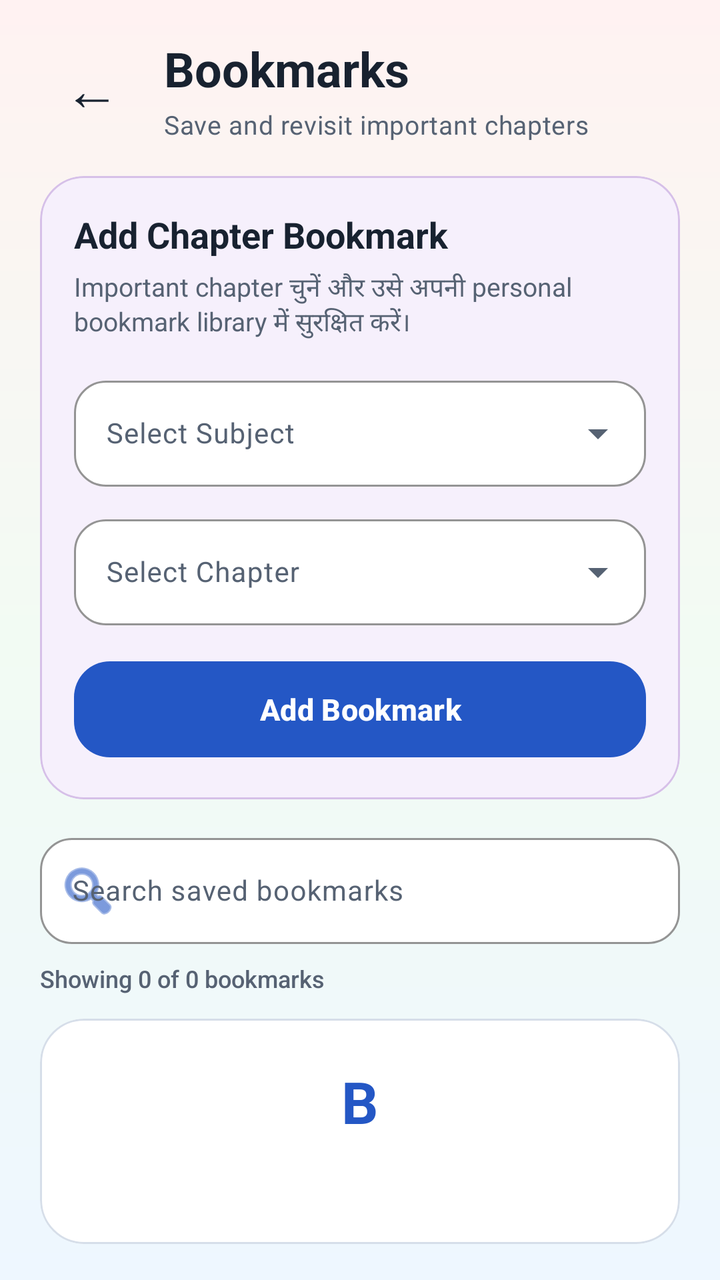
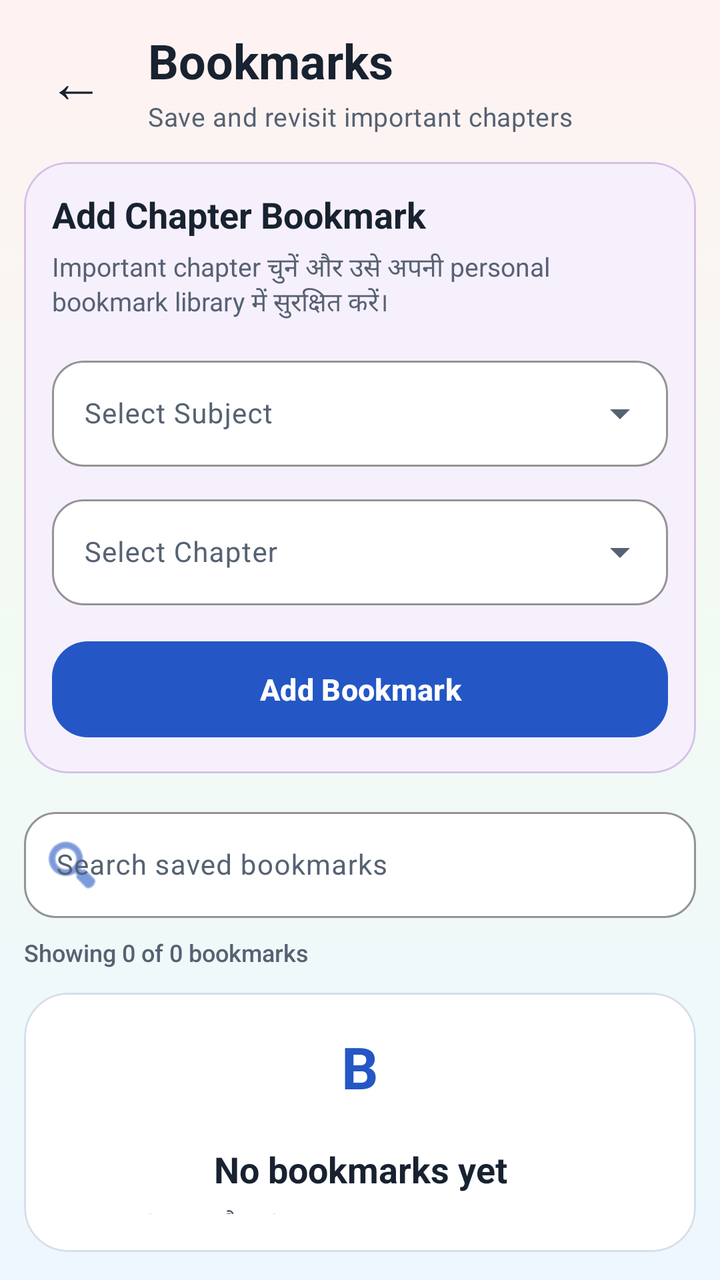

The first picture is an Android layout as it rendered before a commit; the second is the same layout after the commit. The layout source and the unified diff follow.
<!-- AndroidManifest.xml: application theme Theme.StudySaathi -->
<!-- res/layout/activity_bookmarks.xml -->
<?xml version="1.0" encoding="utf-8"?>
<androidx.coordinatorlayout.widget.CoordinatorLayout xmlns:android="http://schemas.android.com/apk/res/android"
    xmlns:app="http://schemas.android.com/apk/res-auto"
    android:id="@+id/bookmarksRoot"
    android:layout_width="match_parent"
    android:layout_height="match_parent"
    android:background="@drawable/bg_app_soft_mix">

    <LinearLayout
        android:id="@+id/contentBookmarks"
        android:layout_width="match_parent"
        android:layout_height="match_parent"
        android:orientation="vertical"
        android:paddingStart="20dp"
        android:paddingTop="18dp"
        android:paddingEnd="20dp"
        android:paddingBottom="18dp">

        <LinearLayout
            android:layout_width="match_parent"
            android:layout_height="wrap_content"
            android:gravity="center_vertical"
            android:orientation="horizontal">

            <com.google.android.material.button.MaterialButton
                android:id="@+id/buttonBack"
                style="@style/Widget.Material3.Button.TextButton"
                android:layout_width="52dp"
                android:layout_height="52dp"
                android:contentDescription="@string/back"
                android:insetLeft="0dp"
                android:insetTop="0dp"
                android:insetRight="0dp"
                android:insetBottom="0dp"
                android:minWidth="0dp"
                android:text="←"
                android:textColor="@color/ss_text_primary"
                android:textSize="28sp"
                app:cornerRadius="16dp" />

            <LinearLayout
                android:layout_width="0dp"
                android:layout_height="wrap_content"
                android:layout_marginStart="10dp"
                android:layout_weight="1"
                android:orientation="vertical">

                <TextView
                    style="@style/TextAppearance.StudySaathi.Heading"
                    android:layout_width="match_parent"
                    android:layout_height="wrap_content"
                    android:text="@string/bookmarks_title"
                    android:textSize="24sp" />

                <TextView
                    android:id="@+id/textBookmarksStudent"
                    style="@style/TextAppearance.StudySaathi.Body"
                    android:layout_width="match_parent"
                    android:layout_height="wrap_content"
                    android:layout_marginTop="3dp"
                    android:text="@string/bookmarks_subtitle"
                    android:textSize="13sp" />

            </LinearLayout>

        </LinearLayout>

        <com.google.android.material.card.MaterialCardView
            android:layout_width="match_parent"
            android:layout_height="wrap_content"
            android:layout_marginTop="17dp"
            app:cardBackgroundColor="@color/ss_purple_soft"
            app:cardCornerRadius="22dp"
            app:cardElevation="0dp"
            app:strokeColor="@color/ss_purple_border"
            app:strokeWidth="1dp">

            <LinearLayout
                android:layout_width="match_parent"
                android:layout_height="wrap_content"
                android:orientation="vertical"
                android:padding="17dp">

                <TextView
                    android:layout_width="match_parent"
                    android:layout_height="wrap_content"
                    android:fontFamily="sans-serif-rounded"
                    android:text="@string/bookmarks_add_title"
                    android:textColor="@color/ss_text_primary"
                    android:textSize="18sp"
                    android:textStyle="bold" />

                <TextView
                    android:layout_width="match_parent"
                    android:layout_height="wrap_content"
                    android:layout_marginTop="5dp"
                    android:fontFamily="sans-serif"
                    android:text="@string/bookmarks_add_description"
                    android:textColor="@color/ss_text_secondary"
                    android:textSize="13sp" />

                <com.google.android.material.textfield.TextInputLayout
                    style="@style/Widget.Material3.TextInputLayout.OutlinedBox.ExposedDropdownMenu"
                    android:layout_width="match_parent"
                    android:layout_height="wrap_content"
                    android:layout_marginTop="14dp"
                    android:hint="@string/bookmarks_subject_label"
                    app:boxBackgroundColor="@color/ss_surface"
                    app:boxCornerRadiusBottomEnd="16dp"
                    app:boxCornerRadiusBottomStart="16dp"
                    app:boxCornerRadiusTopEnd="16dp"
                    app:boxCornerRadiusTopStart="16dp"
                    app:boxStrokeColor="@color/ss_primary">

                    <com.google.android.material.textfield.MaterialAutoCompleteTextView
                        android:id="@+id/dropdownBookmarkSubject"
                        android:layout_width="match_parent"
                        android:layout_height="wrap_content"
                        android:fontFamily="sans-serif"
                        android:inputType="none"
                        android:textColor="@color/ss_text_primary"
                        android:textSize="14sp" />

                </com.google.android.material.textfield.TextInputLayout>

                <com.google.android.material.textfield.TextInputLayout
                    style="@style/Widget.Material3.TextInputLayout.OutlinedBox.ExposedDropdownMenu"
                    android:layout_width="match_parent"
                    android:layout_height="wrap_content"
                    android:layout_marginTop="11dp"
                    android:hint="@string/bookmarks_chapter_label"
                    app:boxBackgroundColor="@color/ss_surface"
                    app:boxCornerRadiusBottomEnd="16dp"
                    app:boxCornerRadiusBottomStart="16dp"
                    app:boxCornerRadiusTopEnd="16dp"
                    app:boxCornerRadiusTopStart="16dp"
                    app:boxStrokeColor="@color/ss_primary">

                    <com.google.android.material.textfield.MaterialAutoCompleteTextView
                        android:id="@+id/dropdownBookmarkChapter"
                        android:layout_width="match_parent"
                        android:layout_height="wrap_content"
                        android:fontFamily="sans-serif"
                        android:inputType="none"
                        android:textColor="@color/ss_text_primary"
                        android:textSize="14sp" />

                </com.google.android.material.textfield.TextInputLayout>

                <com.google.android.material.button.MaterialButton
                    android:id="@+id/buttonAddBookmark"
                    style="@style/Widget.StudySaathi.Button.Primary"
                    android:layout_width="match_parent"
                    android:layout_height="wrap_content"
                    android:layout_marginTop="14dp"
                    android:text="@string/bookmarks_add_button"
                    android:textAllCaps="false"
                    android:textSize="15sp" />

            </LinearLayout>

        </com.google.android.material.card.MaterialCardView>

        <com.google.android.material.textfield.TextInputLayout
            style="@style/Widget.Material3.TextInputLayout.OutlinedBox"
            android:layout_width="match_parent"
            android:layout_height="wrap_content"
            android:layout_marginTop="14dp"
            android:hint="@string/bookmarks_search_hint"
            app:boxBackgroundColor="@color/ss_surface"
            app:boxCornerRadiusBottomEnd="16dp"
            app:boxCornerRadiusBottomStart="16dp"
            app:boxCornerRadiusTopEnd="16dp"
            app:boxCornerRadiusTopStart="16dp"
            app:boxStrokeColor="@color/ss_primary"
            app:endIconMode="clear_text"
            app:startIconDrawable="@android:drawable/ic_menu_search"
            app:startIconTint="@color/ss_primary">

            <com.google.android.material.textfield.TextInputEditText
                android:id="@+id/editSearchBookmarks"
                android:layout_width="match_parent"
                android:layout_height="wrap_content"
                android:fontFamily="sans-serif"
                android:imeOptions="actionSearch"
                android:inputType="text"
                android:maxLines="1"
                android:textColor="@color/ss_text_primary"
                android:textSize="14sp" />

        </com.google.android.material.textfield.TextInputLayout>

        <TextView
            android:id="@+id/textBookmarksCount"
            android:layout_width="match_parent"
            android:layout_height="wrap_content"
            android:layout_marginTop="9dp"
            android:fontFamily="sans-serif-medium"
            android:text="Showing 0 of 0 bookmarks"
            android:textColor="@color/ss_text_secondary"
            android:textSize="12sp" />

        <FrameLayout
            android:layout_width="match_parent"
            android:layout_height="0dp"
            android:layout_marginTop="12dp"
            android:layout_weight="1">

            <androidx.recyclerview.widget.RecyclerView
                android:id="@+id/recyclerBookmarks"
                android:layout_width="match_parent"
                android:layout_height="match_parent"
                android:clipToPadding="false"
                android:overScrollMode="never"
                android:paddingBottom="14dp" />

            <com.google.android.material.card.MaterialCardView
                android:id="@+id/cardBookmarksEmpty"
                android:layout_width="match_parent"
                android:layout_height="wrap_content"
                android:layout_gravity="center"
                app:cardBackgroundColor="@color/ss_surface"
                app:cardCornerRadius="22dp"
                app:cardElevation="0dp"
                app:strokeColor="@color/ss_outline"
                app:strokeWidth="1dp">

                <LinearLayout
                    android:layout_width="match_parent"
                    android:layout_height="wrap_content"
                    android:gravity="center"
                    android:orientation="vertical"
                    android:padding="24dp">

                    <TextView
                        android:layout_width="64dp"
                        android:layout_height="64dp"
                        android:fontFamily="sans-serif-rounded"
                        android:gravity="center"
                        android:text="B"
                        android:textColor="@color/ss_primary"
                        android:textSize="29sp"
                        android:textStyle="bold" />

                    <TextView
                        android:id="@+id/textBookmarksEmptyTitle"
                        android:layout_width="match_parent"
                        android:layout_height="wrap_content"
                        android:layout_marginTop="7dp"
                        android:fontFamily="sans-serif-rounded"
                        android:gravity="center"
                        android:text="@string/bookmarks_empty_title"
                        android:textColor="@color/ss_text_primary"
                        android:textSize="18sp"
                        android:textStyle="bold" />

                    <TextView
                        android:id="@+id/textBookmarksEmptyDescription"
                        android:layout_width="match_parent"
                        android:layout_height="wrap_content"
                        android:layout_marginTop="6dp"
                        android:fontFamily="sans-serif"
                        android:gravity="center"
                        android:lineSpacingExtra="2dp"
                        android:text="@string/bookmarks_empty_description"
                        android:textColor="@color/ss_text_secondary"
                        android:textSize="13sp" />

                    <com.google.android.material.button.MaterialButton
                        android:id="@+id/buttonBrowseSubjects"
                        style="@style/Widget.StudySaathi.Button.Outlined"
                        android:layout_width="match_parent"
                        android:layout_height="wrap_content"
                        android:layout_marginTop="17dp"
                        android:text="@string/browse_subjects"
                        android:textAllCaps="false"
                        android:textSize="14sp" />

                </LinearLayout>

            </com.google.android.material.card.MaterialCardView>

        </FrameLayout>

    </LinearLayout>

    <com.google.android.material.progressindicator.CircularProgressIndicator
        android:id="@+id/progressBookmarks"
        android:layout_width="48dp"
        android:layout_height="48dp"
        android:layout_gravity="center"
        android:visibility="gone"
        app:indicatorColor="@color/ss_primary"
        app:indicatorSize="48dp"
        app:trackColor="@color/ss_blue_soft"
        app:trackThickness="5dp" />

</androidx.coordinatorlayout.widget.CoordinatorLayout>
<!-- resources referenced by this layout -->
<resources>
  <color name="ss_blue_soft">#EAF2FF</color>
  <color name="ss_outline">#D6DEE9</color>
  <color name="ss_primary">#2457C5</color>
  <color name="ss_purple_border">#D6C0E8</color>
  <color name="ss_purple_soft">#F6F0FC</color>
  <color name="ss_surface">#FFFFFF</color>
  <color name="ss_text_primary">#182230</color>
  <color name="ss_text_secondary">#566273</color>
  <!-- drawable bg_app_soft_mix (drawable) -->
  <?xml version="1.0" encoding="utf-8"?>
  <shape xmlns:android="http://schemas.android.com/apk/res/android"
      android:shape="rectangle">
  
      <gradient
          android:angle="270"
          android:centerColor="#F2FBF3"
          android:endColor="#EEF7FF"
          android:startColor="#FFF2F2"
          android:type="linear" />
  
  </shape>
  <string name="back">Back</string>
  <string name="bookmarks_add_button">
          Add Bookmark
      </string>
  <string name="bookmarks_add_description">
          Important chapter चुनें और उसे अपनी personal bookmark library में सुरक्षित करें।
      </string>
  <string name="bookmarks_add_title">
          Add Chapter Bookmark
      </string>
  <string name="bookmarks_chapter_label">
          Select Chapter
      </string>
  <string name="bookmarks_empty_description">
          ऊपर Subject और Chapter चुनकर अपना पहला important chapter bookmark करें।
      </string>
  <string name="bookmarks_empty_title">
          No bookmarks yet
      </string>
  <string name="bookmarks_search_hint">
          Search saved bookmarks
      </string>
  <string name="bookmarks_subject_label">
          Select Subject
      </string>
  <string name="bookmarks_subtitle">
          Save and revisit important chapters
      </string>
  <string name="bookmarks_title">
          Bookmarks
      </string>
  <string name="browse_subjects">Browse Subjects</string>
  <style name="TextAppearance.StudySaathi.Body" parent="TextAppearance.Material3.BodyMedium">
          <item name="android:fontFamily">sans-serif</item>
          <item name="fontFamily">sans-serif</item>
          <item name="android:textColor">@color/ss_text_secondary</item>
      </style>
  <style name="TextAppearance.StudySaathi.Heading" parent="TextAppearance.Material3.HeadlineSmall">
          <item name="android:fontFamily">sans-serif-rounded</item>
          <item name="fontFamily">sans-serif-rounded</item>
          <item name="android:textStyle">bold</item>
          <item name="android:textColor">@color/ss_text_primary</item>
      </style>
  <style name="Widget.StudySaathi.Button.Primary" parent="Widget.Material3.Button">
          <item name="cornerRadius">18dp</item>
          <item name="android:minHeight">56dp</item>
          <item name="android:textStyle">bold</item>
          <item name="backgroundTint">@color/ss_primary</item>
          <item name="android:textColor">@color/ss_on_primary</item>
      </style>
  <color name="ss_outline_strong">#B9C5D5</color>
  <color name="ss_on_primary">#FFFFFF</color>
  <color name="ss_primary_dark">#173F99</color>
  <color name="ss_secondary">#087F8C</color>
  <color name="ss_on_secondary">#FFFFFF</color>
  <color name="ss_teal_soft">#EAF8F8</color>
  <color name="ss_tertiary">#8A5A00</color>
  <color name="ss_on_tertiary">#FFFFFF</color>
  <color name="ss_yellow_soft">#FFF8E8</color>
  <color name="ss_background">#F7F9FC</color>
  <color name="ss_surface_soft">#F0F4FA</color>
  <color name="ss_error">#BA1A1A</color>
  <color name="white">#FFFFFFFF</color>
  <color name="ss_red_soft">#FFF0F0</color>
  <!-- unchanged entries left out for length: 2 -->
</resources>

<!-- the commit's change to res/layout/activity_bookmarks.xml (unified diff, before → after) -->
@@ -11,10 +11,10 @@
         android:layout_width="match_parent"
         android:layout_height="match_parent"
         android:orientation="vertical"
-        android:paddingStart="20dp"
-        android:paddingTop="18dp"
-        android:paddingEnd="20dp"
-        android:paddingBottom="18dp">
+        android:paddingStart="12dp"
+        android:paddingTop="14dp"
+        android:paddingEnd="12dp"
+        android:paddingBottom="14dp">
 
         <LinearLayout
             android:layout_width="match_parent"
@@ -68,7 +68,7 @@
         <com.google.android.material.card.MaterialCardView
             android:layout_width="match_parent"
             android:layout_height="wrap_content"
-            android:layout_marginTop="17dp"
+            android:layout_marginTop="14dp"
             app:cardBackgroundColor="@color/ss_purple_soft"
             app:cardCornerRadius="22dp"
             app:cardElevation="0dp"
@@ -79,7 +79,7 @@
                 android:layout_width="match_parent"
                 android:layout_height="wrap_content"
                 android:orientation="vertical"
-                android:padding="17dp">
+                android:padding="14dp">
 
                 <TextView
                     android:layout_width="match_parent"
@@ -116,6 +116,10 @@
                         android:id="@+id/dropdownBookmarkSubject"
                         android:layout_width="match_parent"
                         android:layout_height="wrap_content"
+                    android:dropDownHeight="320dp"
+                    android:popupElevation="8dp"
+                    android:popupBackground="@drawable/bg_professional_dropdown_popup"
+                    android:verticalOffset="6dp"
                         android:fontFamily="sans-serif"
                         android:inputType="none"
                         android:textColor="@color/ss_text_primary"
@@ -140,6 +144,10 @@
                         android:id="@+id/dropdownBookmarkChapter"
                         android:layout_width="match_parent"
                         android:layout_height="wrap_content"
+                    android:dropDownHeight="320dp"
+                    android:popupElevation="8dp"
+                    android:popupBackground="@drawable/bg_professional_dropdown_popup"
+                    android:verticalOffset="6dp"
                         android:fontFamily="sans-serif"
                         android:inputType="none"
                         android:textColor="@color/ss_text_primary"
@@ -230,7 +238,7 @@
                     android:layout_height="wrap_content"
                     android:gravity="center"
                     android:orientation="vertical"
-                    android:padding="24dp">
+                    android:padding="12dp">
 
                     <TextView
                         android:layout_width="64dp"
@@ -271,7 +279,7 @@
                         style="@style/Widget.StudySaathi.Button.Outlined"
                         android:layout_width="match_parent"
                         android:layout_height="wrap_content"
-                        android:layout_marginTop="17dp"
+                        android:layout_marginTop="14dp"
                         android:text="@string/browse_subjects"
                         android:textAllCaps="false"
                         android:textSize="14sp" />
<!-- resource entries referenced after the edit -->
@@ -20,6 +20,21 @@
           android:startColor="#FFF2F2"
           android:type="linear" />
   
+  </shape>
+  <!-- drawable bg_professional_dropdown_popup (drawable) -->
+  <?xml version="1.0" encoding="utf-8"?>
+  <shape xmlns:android="http://schemas.android.com/apk/res/android"
+      android:shape="rectangle">
+      <solid android:color="@color/ss_surface" />
+      <corners android:radius="16dp" />
+      <stroke
+          android:width="1dp"
+          android:color="@color/ss_outline" />
+      <padding
+          android:left="4dp"
+          android:top="6dp"
+          android:right="4dp"
+          android:bottom="6dp" />
   </shape>
   <string name="back">Back</string>
   <string name="bookmarks_add_button">
